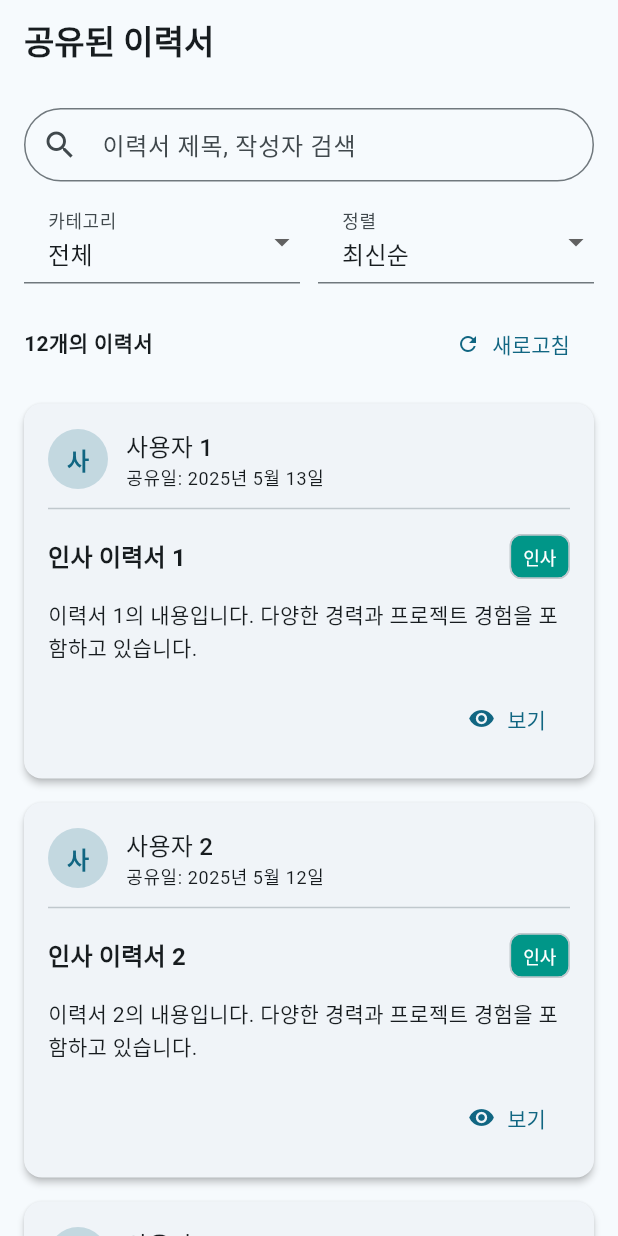
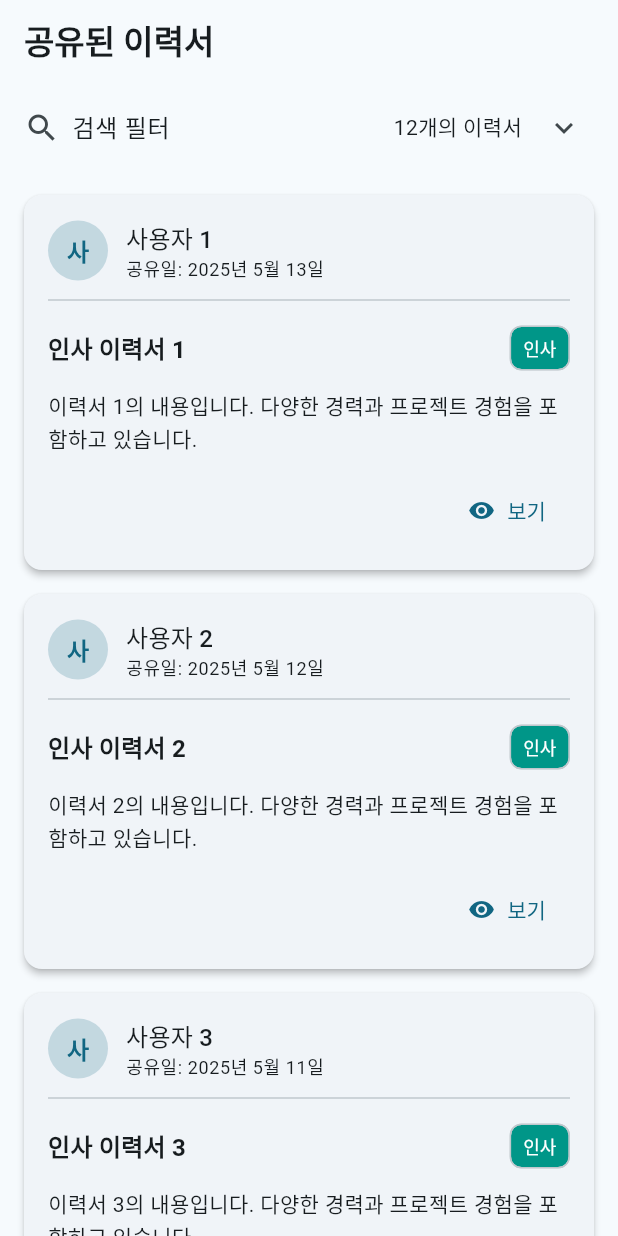
Before and after one commit to happy-yeachan/NoteAnywhere_FE, a Flutter app: the SharedResumesScreen screen opened by its route, on a phone screen of 412 x 824 dp. Run offline on Flutter 3.47's test engine with Material 3 defaults, Android fonts, the phone set to English and light mode, and no system bars; our stand-ins replace equatable, go_router; Roboto replaces fonts that are missing (Pretendard).

Commit message:
feat: 검색창과 필터를 접을 수 있도록 개선하여 화면 공간 효율화

```diff
--- a/lib/screens/shared_resumes_screen.dart
+++ b/lib/screens/shared_resumes_screen.dart
@@ -19,6 +19,7 @@ class _SharedResumesScreenState extends State<SharedResumesScreen> {
   final _searchController = TextEditingController();
   String _selectedSortOption = '최신순';
   String _selectedCategory = '전체';
+  bool _isSearchExpanded = false; // 데스크톱에서 검색창 확장 여부
 
   // 정렬 옵션 목록
   final List<String> _sortOptions = ['최신순', '오래된순', '제목순', '작성자순'];
@@ -169,9 +170,24 @@ class _SharedResumesScreenState extends State<SharedResumesScreen> {
   Widget _buildMobileSharedList(BuildContext context) {
     return Column(
       children: [
-        // 모바일용 검색 필터 영역
-        Container(
-          padding: const EdgeInsets.all(16),
+        // 모바일용 검색 필터 영역을 확장 패널로 변경
+        ExpansionTile(
+          title: Row(
+            children: [
+              const Icon(Icons.search),
+              const SizedBox(width: 8),
+              const Text('검색 필터'),
+              const Spacer(),
+              Text(
+                '${_filteredResumes.length}개의 이력서',
+                style: Theme.of(context).textTheme.bodyMedium,
+              ),
+            ],
+          ),
+          initiallyExpanded: false, // 기본적으로 접힌 상태로 시작
+          children: [
+            Padding(
+              padding: const EdgeInsets.symmetric(horizontal: 16, vertical: 8),
               child: Column(
                 children: [
                   // 검색창
@@ -196,8 +212,8 @@ class _SharedResumesScreenState extends State<SharedResumesScreen> {
                           decoration: const InputDecoration(
                             labelText: '카테고리',
                             isDense: true,
-                        contentPadding:
-                            EdgeInsets.symmetric(horizontal: 16, vertical: 8),
+                            contentPadding: EdgeInsets.symmetric(
+                                horizontal: 16, vertical: 8),
                           ),
                           value: _selectedCategory,
                           items: _categories.map((category) {
@@ -221,8 +237,8 @@ class _SharedResumesScreenState extends State<SharedResumesScreen> {
                           decoration: const InputDecoration(
                             labelText: '정렬',
                             isDense: true,
-                        contentPadding:
-                            EdgeInsets.symmetric(horizontal: 16, vertical: 8),
+                            contentPadding: EdgeInsets.symmetric(
+                                horizontal: 16, vertical: 8),
                           ),
                           value: _selectedSortOption,
                           items: _sortOptions.map((option) {
@@ -241,27 +257,20 @@ class _SharedResumesScreenState extends State<SharedResumesScreen> {
                       ),
                     ],
                   ),
-            ],
-          ),
-        ),
-
-        // 결과 카운트 표시
-        Padding(
-          padding: const EdgeInsets.symmetric(horizontal: 16.0),
-          child: Row(
-            mainAxisAlignment: MainAxisAlignment.spaceBetween,
-            children: [
-              Text(
-                '${_filteredResumes.length}개의 이력서',
-                style: const TextStyle(fontWeight: FontWeight.bold),
-              ),
-              TextButton.icon(
+                  const SizedBox(height: 8),
+                  // 새로고침 버튼
+                  SizedBox(
+                    width: double.infinity,
+                    child: ElevatedButton.icon(
                       onPressed: _loadSharedResumes,
                       icon: const Icon(Icons.refresh, size: 16),
                       label: const Text('새로고침'),
                     ),
+                  ),
                 ],
               ),
+            ),
+          ],
         ),
 
         // 이력서 목록
@@ -294,7 +303,7 @@ class _SharedResumesScreenState extends State<SharedResumesScreen> {
           child: Column(
             crossAxisAlignment: CrossAxisAlignment.start,
             children: [
-              // 상단 타이틀 및 검색/필터 영역
+              // 상단 타이틀 및 정보 표시줄
               Row(
                 children: [
                   // 타이틀
@@ -307,6 +316,28 @@ class _SharedResumesScreenState extends State<SharedResumesScreen> {
                       ),
                     ),
                   ),
+                  // 검색 필터 토글 버튼
+                  IconButton(
+                    icon: Icon(
+                      _isSearchExpanded
+                          ? Icons.filter_list_off
+                          : Icons.filter_list,
+                      color: Theme.of(context).colorScheme.primary,
+                    ),
+                    tooltip: _isSearchExpanded ? '검색 필터 닫기' : '검색 필터 열기',
+                    onPressed: () {
+                      setState(() {
+                        _isSearchExpanded = !_isSearchExpanded;
+                      });
+                    },
+                  ),
+                  const SizedBox(width: 8),
+                  // 결과 개수 표시
+                  Text(
+                    '${_filteredResumes.length}개 결과',
+                    style: const TextStyle(fontSize: 16),
+                  ),
+                  const SizedBox(width: 16),
                   // 새로고침 버튼
                   ElevatedButton.icon(
                     onPressed: _loadSharedResumes,
@@ -314,8 +345,8 @@ class _SharedResumesScreenState extends State<SharedResumesScreen> {
                     label: const Text('새로고침'),
                     style: ElevatedButton.styleFrom(
                       padding: const EdgeInsets.symmetric(
-                        horizontal: 24,
-                        vertical: 16,
+                        horizontal: 16,
+                        vertical: 12,
                       ),
                       shape: RoundedRectangleBorder(
                         borderRadius: BorderRadius.circular(30),
@@ -324,15 +355,17 @@ class _SharedResumesScreenState extends State<SharedResumesScreen> {
                   ),
                 ],
               ),
-              const SizedBox(height: 24),
 
-              // 검색 및 필터 영역
+              // 검색 필터 영역 (토글 가능)
+              if (_isSearchExpanded) ...[
+                const SizedBox(height: 16),
                 Card(
                   elevation: 2,
                   shape: RoundedRectangleBorder(
                     borderRadius: BorderRadius.circular(16),
                   ),
-                child: Padding(
+                  child: AnimatedContainer(
+                    duration: const Duration(milliseconds: 300),
                     padding: const EdgeInsets.all(24.0),
                     child: Column(
                       crossAxisAlignment: CrossAxisAlignment.start,
@@ -429,17 +462,9 @@ class _SharedResumesScreenState extends State<SharedResumesScreen> {
                     ),
                   ),
                 ),
-              const SizedBox(height: 16),
+              ],
 
-              // 결과 카운트 표시
-              Padding(
-                padding:
-                    const EdgeInsets.symmetric(vertical: 16.0, horizontal: 8.0),
-                child: Text(
-                  '${_filteredResumes.length}개의 이력서가 검색되었습니다',
-                  style: const TextStyle(fontSize: 16),
-                ),
-              ),
+              const SizedBox(height: 24),
 
               // 그리드 레이아웃의 공유 이력서 목록
               Expanded(
```
Lines whose indentation alone changed are shown as unchanged.
